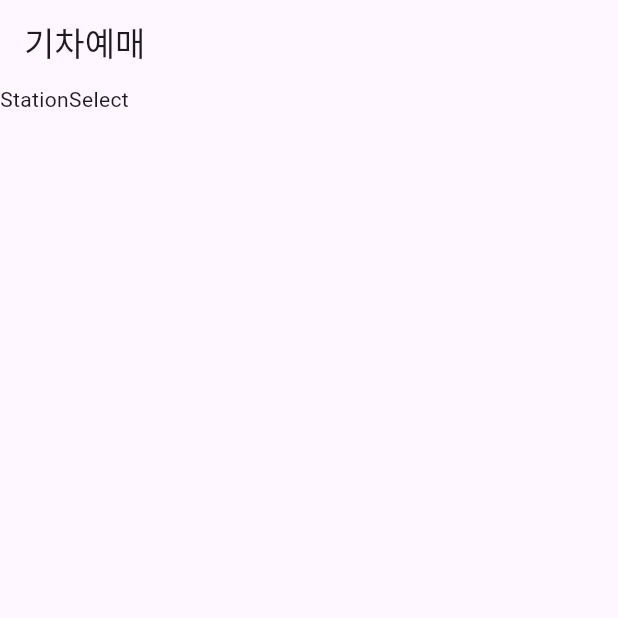
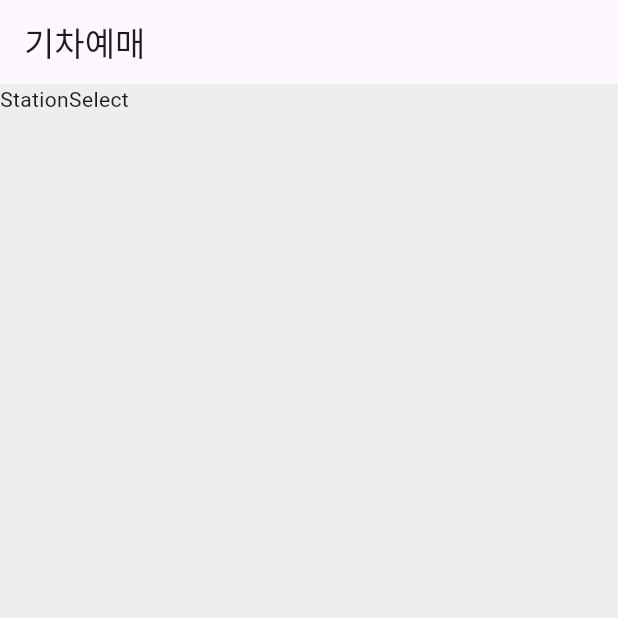
Before and after one commit to dlworua/flutter_train_app, a Flutter app: the screen it shows after launch, on a phone screen of 412 x 824 dp, the top half of it. Run offline on Flutter 3.47's test engine with Material 3 defaults, Android fonts, the phone set to English and light mode, and no system bars.

Commit message:
feat: background color grey[200]적용

```diff
--- a/lib/main.dart
+++ b/lib/main.dart
@@ -1,5 +1,5 @@
 import 'package:flutter/material.dart';
-import 'package:flutter_train_app/station_title.dart';
+import 'package:flutter_train_app/station_select.dart';
 
 void main() {
   runApp(const MyApp());
@@ -19,6 +19,8 @@ class HomePage extends StatelessWidget {
   @override
   Widget build(BuildContext context) {
     return Scaffold(
+      //background color grey[200]적용
+      backgroundColor: Colors.grey[200],
       appBar: AppBar(title: Text('기차예매')),
       body: Column(children: [StationSelect()]),
     );
```
